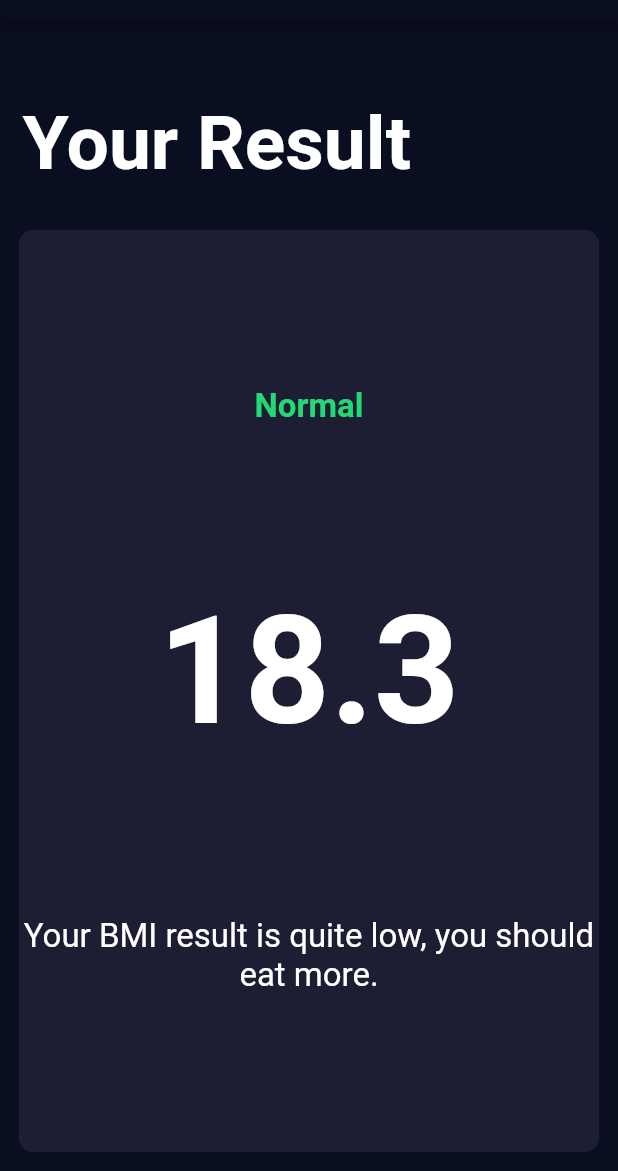
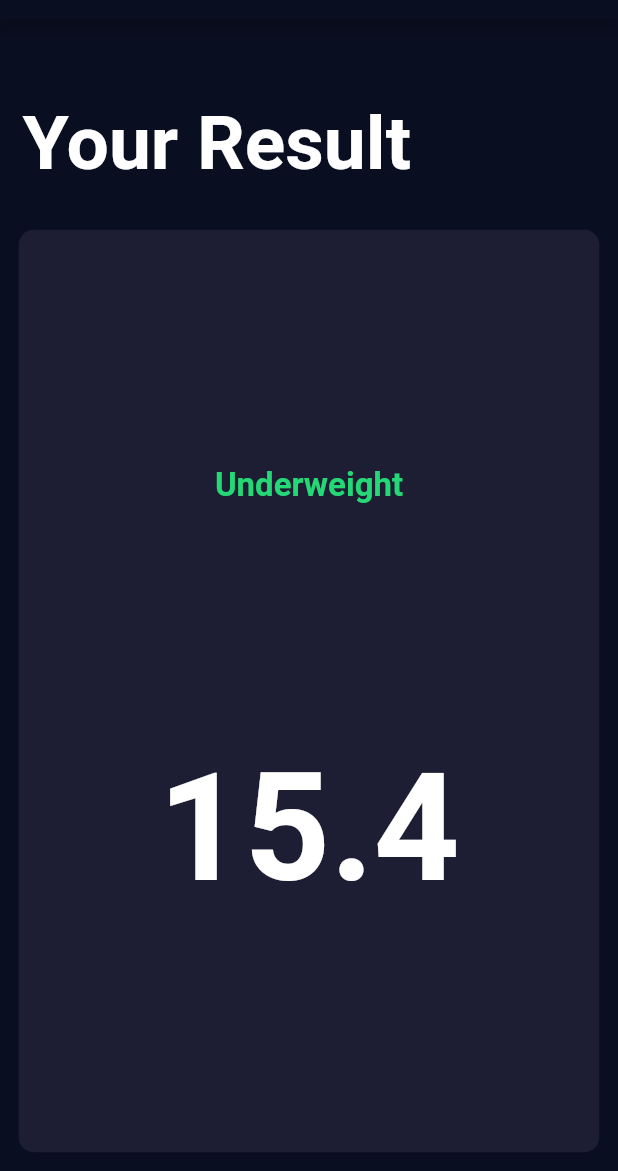
Before and after one commit to caljzl98/self_learn, a Flutter app: the screen it shows after launch, after a tap on "CALCULATE", on a phone screen of 412 x 824 dp, the part 65-1236 px from its top. Run offline on Flutter 3.47's test engine with Material 2 defaults, Android fonts, the phone set to English and light mode, and no system bars; our stand-ins replace audioplayers, font_awesome_flutter, rflutter_alert.

Commit message:
added class to compute bmi, refactored file location

```diff
--- /dev/null
+++ b/appbrewery_flutter/bmi-calculator/lib/calculator_brain.dart
@@ -0,0 +1,27 @@
+import 'dart:math';
+
+class CalculatorBrain {
+
+  CalculatorBrain({this.height, this.weight});
+
+  final int height;
+  final int weight;
+
+  double bmi_;
+
+  String calculateBMI() {
+    bmi_ = weight / pow(height/100, 2);
+    return bmi_.toStringAsFixed(1);
+  }
+
+  String getResult() {
+    if (bmi_ >= 25) {
+      return 'Overweight';
+    } else if (bmi_ > 18.5) {
+      return 'Normal';
+    } else {
+      return 'Underweight';
+    }
+  }
+
+}
--- /dev/null
+++ b/appbrewery_flutter/bmi-calculator/lib/components/bottom_button.dart
@@ -0,0 +1,30 @@
+import 'package:flutter/material.dart';
+import 'package:bmi_calculator/constants.dart';
+
+class BottomButton extends StatelessWidget {
+
+  BottomButton({@required this.onTap, @required this.buttonTitle});
+
+  final Function onTap;
+  final String buttonTitle;
+
+  @override
+  Widget build(BuildContext context) {
+    return GestureDetector(
+      onTap: onTap,
+      child: Container(
+        child: Center(
+          child: Text(
+            buttonTitle,
+            style: kLargeButtonTextStyle,
+          ),
+        ),
+        color: kBottomContainerColor,
+        margin: EdgeInsets.only(top: 10.0),
+        padding: EdgeInsets.only(bottom: 15.0),
+        width: double.infinity,
+        height: kBottomContainerHeight,
+      ),
+    );
+  }
+}
--- a/appbrewery_flutter/bmi-calculator/lib/icon_content.dart
+++ b/appbrewery_flutter/bmi-calculator/lib/components/icon_content.dart
@@ -1,5 +1,5 @@
 import 'package:flutter/material.dart';
-import 'constants.dart';
+import 'package:bmi_calculator/constants.dart';
 
 class IconContent extends StatelessWidget {
   IconContent({@required this.icon, @required this.gender});
--- /dev/null
+++ b/appbrewery_flutter/bmi-calculator/lib/components/round_icon_content.dart
@@ -0,0 +1,22 @@
+import 'package:flutter/material.dart';
+
+class RoundIconButton extends StatelessWidget {
+  RoundIconButton({@required this.icon, @required this.onPress});
+  final IconData icon;
+  final Function onPress;
+
+  @override
+  Widget build(BuildContext context) {
+    return RawMaterialButton(
+      child: Icon(icon),
+      onPressed: onPress,
+      constraints: BoxConstraints.tightFor(
+        width: 45.0,
+        height: 45.0,
+      ),
+      shape: CircleBorder(),
+      fillColor: Color(0xFF4C4F5E),
+
+    );
+  }
+}
--- a/appbrewery_flutter/bmi-calculator/lib/main.dart
+++ b/appbrewery_flutter/bmi-calculator/lib/main.dart
@@ -1,5 +1,5 @@
 import 'package:flutter/material.dart';
-import 'input_page.dart';
+import 'package:bmi_calculator/pages/input_page.dart';
 void main() => runApp(BMICalculator());
 
 class BMICalculator extends StatelessWidget {
--- a/appbrewery_flutter/bmi-calculator/lib/input_page.dart
+++ b/appbrewery_flutter/bmi-calculator/lib/pages/input_page.dart
@@ -1,9 +1,12 @@
 import 'package:flutter/material.dart';
 import 'package:font_awesome_flutter/font_awesome_flutter.dart';
-import 'icon_content.dart';
-import 'reusable_card.dart';
-import 'constants.dart';
+import 'package:bmi_calculator/components/icon_content.dart';
+import 'package:bmi_calculator/components/reusable_card.dart';
+import 'package:bmi_calculator/constants.dart';
+import 'package:bmi_calculator/components/round_icon_content.dart';
+import 'package:bmi_calculator/components/bottom_button.dart';
 import 'results_page.dart';
+import 'package:bmi_calculator/calculator_brain.dart';
 
 enum Gender {
   male,
@@ -204,8 +207,14 @@ class _InputPageState extends State<InputPage> {
           BottomButton(
             buttonTitle: 'CALCULATE',
             onTap: () {
+
+              CalculatorBrain compute = CalculatorBrain(height: height, weight: weight);
+
               Navigator.push(context, MaterialPageRoute(
-                builder:  (context) => ResultsPage(),
+                builder:  (context) => ResultsPage(
+                  bmiResult: compute.calculateBMI(),
+                  resultText: compute.getResult(),
+                ),
                 ),
               );
             },
@@ -214,53 +223,3 @@ class _InputPageState extends State<InputPage> {
     );
   }
 }
-
-class BottomButton extends StatelessWidget {
-
-  BottomButton({@required this.onTap, @required this.buttonTitle});
-
-  final Function onTap;
-  final String buttonTitle;
-
-  @override
-  Widget build(BuildContext context) {
-    return GestureDetector(
-      onTap: onTap,
-      child: Container(
-        child: Center(
-          child: Text(
-            buttonTitle,
-            style: kLargeButtonTextStyle,
-          ),
-        ),
-        color: kBottomContainerColor,
-        margin: EdgeInsets.only(top: 10.0),
-        padding: EdgeInsets.only(bottom: 15.0),
-        width: double.infinity,
-        height: kBottomContainerHeight,
-      ),
-    );
-  }
-}
-
-
-class RoundIconButton extends StatelessWidget {
-  RoundIconButton({@required this.icon, @required this.onPress});
-  final IconData icon;
-  final Function onPress;
-
-  @override
-  Widget build(BuildContext context) {
-    return RawMaterialButton(
-      child: Icon(icon),
-      onPressed: onPress,
-      constraints: BoxConstraints.tightFor(
-        width: 45.0,
-        height: 45.0,
-      ),
-      shape: CircleBorder(),
-      fillColor: Color(0xFF4C4F5E),
-
-    );
-  }
-}
--- a/appbrewery_flutter/bmi-calculator/lib/results_page.dart
+++ b/appbrewery_flutter/bmi-calculator/lib/pages/results_page.dart
@@ -1,8 +1,14 @@
 import 'package:bmi_calculator/constants.dart';
 import 'package:flutter/material.dart';
-import 'reusable_card.dart';
+import 'package:bmi_calculator/components/reusable_card.dart';
 
 class ResultsPage extends StatelessWidget {
+
+  ResultsPage({@required this.bmiResult, @required this.resultText});
+
+  final String bmiResult;
+  final String resultText;
+
   @override
   Widget build(BuildContext context) {
     return Scaffold(
@@ -32,17 +38,12 @@ class ResultsPage extends StatelessWidget {
                 crossAxisAlignment: CrossAxisAlignment.center,
                 children: <Widget>[
                   Text(
-                    'Normal',
+                    resultText,
                     style: kResultTextStyle,
                   ),
                   Text(
-                    '18.3',
+                    bmiResult,
                     style: kBMITextStyle,
-                  ),
-                  Text(
-                    'Your BMI result is quite low, you should eat more.',
-                    style: kBodyTextStyle,
-                    textAlign: TextAlign.center,
                   ),
                 ],
               ),
```
Also changed, not shown: appbrewery_flutter/bmi-calculator/lib/components/reusable_card.dart (renamed from appbrewery_flutter/bmi-calculator/lib/reusable_card.dart).
